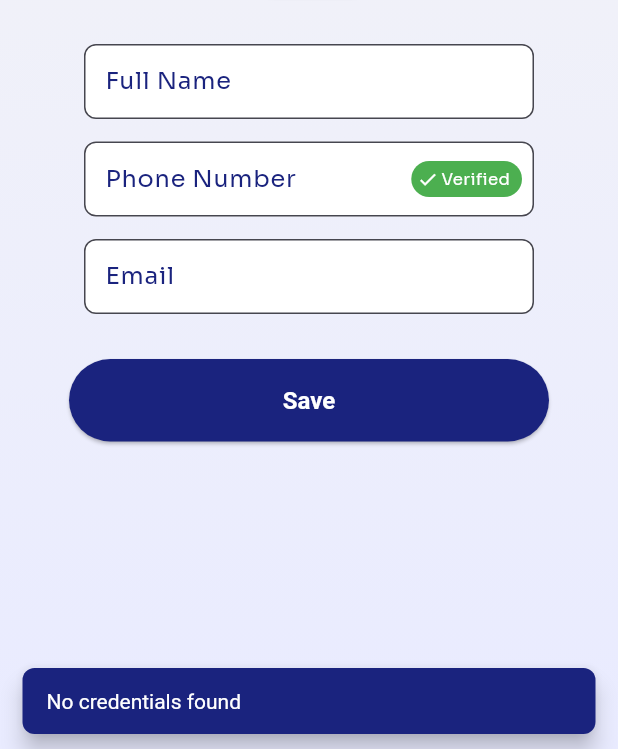
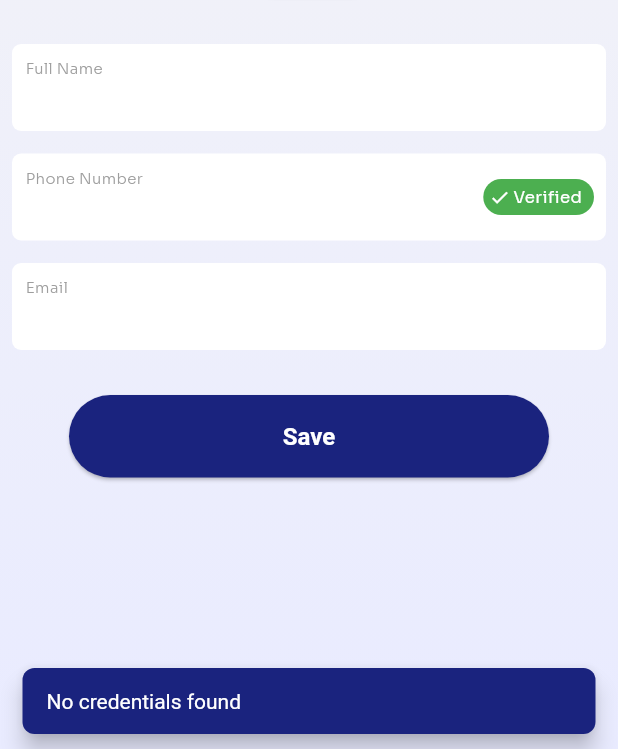
Before and after one commit to mdarafat1570/K-PathShala, a Flutter app: the Profile screen opened directly, on a phone screen of 412 x 824 dp, the part 487-1236 px from its top. Run offline on Flutter 3.47's test engine with Material 3 defaults, Android fonts, the phone set to English and light mode, and no system bars; our stand-ins replace device_info_plus, device_preview, firebase_auth, firebase_core, flutter_svg, fluttertoast and 11 more; missing offline and left inert: android_intent_plus, custom_button_builder, flutter_facebook_auth, flutter_sslcommerz; accounts and stored records are empty.

Commit message:
Common TextField added

```diff
--- a/lib/app_base/common_imports.dart
+++ b/lib/app_base/common_imports.dart
@@ -8,3 +8,4 @@ export 'package:kpathshala/view/common_widget/custom_text.dart.dart';
 export 'package:kpathshala/view/common_widget/common_slide_navigation_push.dart';
 export 'package:kpathshala/view/common_widget/custom_background.dart';
 export 'package:kpathshala/view/common_widget/common_bottom_sheet.dart';
+export 'package:kpathshala/view/common_widget/custom_textfield.dart';
--- a/lib/view/common_widget/common_page.dart
+++ b/lib/view/common_widget/common_page.dart
@@ -1,7 +1,4 @@
-import 'package:flutter/material.dart';
-import 'package:kpathshala/app_theme/app_color.dart';
-import 'package:kpathshala/view/common_widget/common_button_add.dart';
-import 'package:kpathshala/view/common_widget/custom_textfield.dart';
+import 'package:kpathshala/app_base/common_imports.dart';
 
 class ButtonVariations extends StatefulWidget {
   const ButtonVariations({super.key});
@@ -57,10 +54,10 @@ class ButtonVariationsState extends State<ButtonVariations> {
               ),
               Padding(
                 padding: const EdgeInsets.all(8.0),
-                child: customTextField(
+                child: CustomTextField(
                   controller: myController,
                   label: "Mobile Number",
-                  hintText: "Enter your mobile number",
+                  // hintText: "Enter your mobile number",
                   errorMessage: errorMessage,
                   onChanged: (value) {
                     setState(() {
--- a/lib/view/common_widget/custom_textfield.dart
+++ b/lib/view/common_widget/custom_textfield.dart
@@ -1,46 +1,125 @@
-import 'package:kpathshala/app_base/common_imports.dart';
+import 'package:flutter/material.dart';
+import 'package:flutter/services.dart';
+import 'package:gap/gap.dart';
 
-Widget customTextField({
-  required TextEditingController controller,
-  required String label,
-  String? hintText,
-  String? errorMessage,
-  bool obscureText = false,
-  TextInputType keyboardType = TextInputType.text,
-  ValueChanged<String>? onChanged,
-  double? width,
-  double? height,
-}) {
-  return SizedBox(
-    width: width,
-    height: height,
-    child: TextField(
-      controller: controller,
-      obscureText: obscureText,
-      keyboardType: keyboardType,
-      onChanged: onChanged,
-      decoration: InputDecoration(
-        labelText: label,
-        hintText: hintText,
-        errorText: errorMessage,
-        border: OutlineInputBorder(
-          borderRadius: BorderRadius.circular(8.0),
-          borderSide: BorderSide(
-            color: errorMessage == null ? Colors.grey : Colors.red,
-            width: 0.1,
+class CustomTextField extends StatelessWidget {
+  final bool isEnabled;
+  final bool isObscure;
+  final String? label;
+  final String? errorMessage;
+  final String? initialValue;
+  final int? maxLength;
+  final int? maxLines;
+  final double? fontSize;
+  final TextEditingController? controller;
+  final TextInputType keyboardType;
+  final List<TextInputFormatter>? inputFormatter;
+  final Widget? suffixIcon;
+  final String? prefix;
+  final Widget? prefixIcon;
+  final Function(String)? onChanged;
+
+  const CustomTextField({
+    super.key,
+    this.isEnabled = true,
+    this.label,
+    this.errorMessage,
+    this.initialValue,
+    this.maxLength,
+    this.maxLines,
+    this.fontSize = 16,
+    this.controller,
+    this.keyboardType = TextInputType.text,
+    this.inputFormatter,
+    this.isObscure = false,
+    this.suffixIcon,
+    this.prefix,
+    this.prefixIcon,
+    this.onChanged,
+  });
+
+  @override
+  Widget build(BuildContext context) {
+    return Column(
+      crossAxisAlignment: CrossAxisAlignment.start,
+      children: [
+        Container(
+          decoration: BoxDecoration(
+            color: Colors.white,
+            borderRadius: BorderRadius.circular(6.0),
+            border: Border.all(
+              color: (errorMessage != null && errorMessage!.isNotEmpty)
+                  ? Colors.red
+                  : Colors.transparent,
+              width: 1.0,
+            ),
+          ),
+          child: Padding(
+            padding: const EdgeInsets.all(8.0),
+            child: Column(
+              crossAxisAlignment: CrossAxisAlignment.start,
+              children: [
+                if (label != null)
+                Text(
+                  label ?? '',
+                  style: const TextStyle(
+                      fontSize: 10.0,
+                      color: Colors.grey,
+                      fontWeight: FontWeight.w300),
+                ),
+                if (label != null)
+                const Gap(2),
+                TextFormField(
+                  enabled: isEnabled,
+                  initialValue: initialValue,
+                  controller: controller,
+                  keyboardType: keyboardType,
+                  obscureText: isObscure,
+                  onChanged: onChanged,
+                  maxLength: maxLength,
+                  maxLines: maxLines,
+                  decoration: InputDecoration(
+                    contentPadding: EdgeInsets.zero,
+                    isDense: true,
+                    filled: true,
+                    fillColor: Colors.white,
+                    border: InputBorder.none,
+                    enabledBorder: InputBorder.none,
+                    focusedBorder: InputBorder.none,
+                    errorBorder: InputBorder.none,
+                    disabledBorder: InputBorder.none,
+                    suffix: suffixIcon,
+                    prefixText: prefix,
+                    prefixIcon: prefixIcon,
+                    prefixIconConstraints:const BoxConstraints(
+                      minHeight: 0,
+                      minWidth: 0,
+                    ),
+                    counterText: '',
+                  ),
+                  style: TextStyle(
+                    color: isEnabled ? Colors.black : Colors.grey,
+                    fontSize: fontSize,
+                    fontWeight: FontWeight.w400,
+                  ),
+                  inputFormatters:inputFormatter,
+                ),
+              ],
+            ),
           ),
         ),
-        focusedBorder: OutlineInputBorder(
-          borderRadius: BorderRadius.circular(8.0),
-          borderSide: BorderSide(
-            color: errorMessage == null ? Colors.blue : Colors.red,
-            width: 0.1,
+        if (errorMessage != null && errorMessage!.isNotEmpty)
+          Padding(
+            padding: const EdgeInsets.symmetric(horizontal: 8.0, vertical: 4),
+            child: Text(
+              errorMessage ?? '',
+              style: const TextStyle(
+                fontSize: 10,
+                color: Colors.red,
+              ),
+            ),
           ),
-        ),
-        fillColor: Colors.white,
-        filled: true,
-        contentPadding: const EdgeInsets.symmetric(vertical: 15.0, horizontal: 10.0),
-      ),
-    ),
-  );
+      ],
+    );
+  }
 }
--- a/lib/view/courses_page/courses.dart
+++ b/lib/view/courses_page/courses.dart
@@ -21,7 +21,7 @@ class _CoursesState extends State<Courses> {
         child: Column(
           children: [
             const Center(child: Text("Playground")),
-            const Gap(20),
+            const  Gap(20),
             const CustomTextField2(
               label: "Full Name",
               errorMessage: "This Is A Error Message",
--- a/lib/view/login_signup_age/registration_and_login_page.dart
+++ b/lib/view/login_signup_page/registration_and_login_page.dart
@@ -10,7 +10,7 @@ import 'package:kpathshala/model/log_in_credentials.dart';
 import 'package:kpathshala/model/registration_api_response_model.dart';
 import 'package:kpathshala/repository/authentication_repository.dart';
 import 'package:kpathshala/repository/sign_in_methods.dart';
-import 'package:kpathshala/view/login_signup_age/otp_verify_page.dart';
+import 'package:kpathshala/view/login_signup_page/otp_verify_page.dart';
 import 'package:kpathshala/view/navigation_bar_page/navigation_bar.dart';
 import 'package:kpathshala/view/profile_page/profile_edit.dart';
 import 'package:kpathshala/view/common_widget/common_loading_indicator.dart';
@@ -105,17 +105,37 @@ class _RegistrationPageState extends State<RegistrationPage> {
                     ],
                   ),
                   const SizedBox(height: 30),
-                  IntlPhoneField(
+                  // IntlPhoneField(
+                  //   controller: mobileNumberController,
+                  //   style: const TextStyle(color: AppColor.navyBlue),
+                  //   decoration: _inputDecoration(),
+                  //   initialCountryCode: 'BD', // For Bangladesh
+                  //   onChanged: (phone) {
+                  //     setState(() {
+                  //       errorMessage = phone.number.isEmpty
+                  //           ? "Mobile number is required"
+                  //           : null;
+                  //     });
+                  //   },
+                  // ),
+                  CustomTextField(
                     controller: mobileNumberController,
-                    style: const TextStyle(color: AppColor.navyBlue),
-                    decoration: _inputDecoration(),
-                    initialCountryCode: 'BD', // For Bangladesh
-                    onChanged: (phone) {
-                      setState(() {
-                        errorMessage = phone.number.isEmpty
-                            ? "Mobile number is required"
-                            : null;
-                      });
+                    fontSize: 18,
+                    maxLength: 11,
+                    prefixIcon:const Text(
+                      "+88 ",
+                      style: TextStyle(fontSize: 18),
+                    ),
+                    errorMessage: errorMessage,
+                    onChanged: (_){
+                      if (mobileNumberController.text.isNotEmpty){
+                        errorMessage = null;
+                        setState(() {});
+                      } else if(mobileNumberController.text.isEmpty){
+                        setState(() {
+                          errorMessage = "Please provide a valid phone number";
+                        });
+                      }
                     },
                   ),
                   const SizedBox(height: 15),
@@ -124,14 +144,13 @@ class _RegistrationPageState extends State<RegistrationPage> {
                     width: double.maxFinite,
                     child: ElevatedButton(
                       onPressed: () {
-                        if (mobileNumberController.text.isNotEmpty) {
-                          String rawNumber = mobileNumberController.text;
-
-                          if (rawNumber.length == 10) {
-                            rawNumber = '0$rawNumber';
-                          }
-
+                        String rawNumber = mobileNumberController.text;
+                        if (rawNumber.isNotEmpty && rawNumber.length == 11) {
                           sendOtp(mobileNumber: rawNumber);
+                        } else if (rawNumber.length <11){
+                          setState(() {
+                            errorMessage = "Please provide a valid phone number";
+                          });
                         } else {
                           setState(() {
                             errorMessage = "Mobile number is required";
@@ -281,7 +300,7 @@ class _RegistrationPageState extends State<RegistrationPage> {
         mobile: mobile,
         token: token,
       ));
-      if (mounted){
+      if (mounted) {
         if (apiResponse.data?.mobileVerified == false) {
           slideNavigationPushAndRemoveUntil(
               Profile(deviceId: deviceId, isFromGmailOrFacebookLogin: true),
--- a/lib/view/profile_page/profile_edit.dart
+++ b/lib/view/profile_page/profile_edit.dart
@@ -5,12 +5,11 @@ import 'package:image_picker/image_picker.dart';
 import 'package:kpathshala/model/api_response_models/user_update_success_response.dart';
 import 'package:kpathshala/model/log_in_credentials.dart';
 import 'package:kpathshala/repository/authentication_repository.dart';
-import 'package:kpathshala/view/login_signup_age/otp_verify_page.dart';
+import 'package:kpathshala/view/login_signup_page/otp_verify_page.dart';
 import 'package:kpathshala/view/navigation_bar_page/navigation_bar.dart';
 import 'package:kpathshala/view/profile_page/utils.dart';
 import 'package:kpathshala/app_base/common_imports.dart';
 import 'package:kpathshala/view/common_widget/common_loading_indicator.dart';
-import 'package:kpathshala/view/common_widget/custom_textfield.dart';
 import 'package:velocity_x/velocity_x.dart';
 
 class Profile extends StatefulWidget {
@@ -53,7 +52,7 @@ class _ProfileState extends State<Profile> {
       _mobileController.text = credentials.mobile ?? "";
       _networkImageUrl = credentials.imagesAddress ?? "";
       setState(() {});
-    } else {
+    } else if (mounted){
       ScaffoldMessenger.of(context).showSnackBar(
         const SnackBar(content: Text("No credentials found")),
       );
@@ -144,23 +143,19 @@ class _ProfileState extends State<Profile> {
                 ],
               ),
               const SizedBox(height: 30),
-              customTextField(
+              CustomTextField(
                 controller: _nameController,
                 label: "Full Name",
-                width: 300.0,
-                height: 50,
                 errorMessage: _nameError, // Show name validation error
               ),
               const SizedBox(height: 15),
               Stack(
                 alignment: Alignment.centerRight,
                 children: [
-                  customTextField(
+                  CustomTextField(
                     controller: _mobileController,
                     label: "Phone Number",
-                    width: 300.0,
-                    height: 50.0,
-                    errorMessage: _phoneError, // Show phone validation error
+                    errorMessage: _phoneError,
                   ),
                   Positioned(
                     right: 8.0,
@@ -222,11 +217,9 @@ class _ProfileState extends State<Profile> {
                 ],
               ),
               const SizedBox(height: 15),
-              customTextField(
+              CustomTextField(
                 controller: _emailController,
                 label: "Email",
-                width: 300.0,
-                height: 50.0,
                 errorMessage: _emailError,
               ),
               const SizedBox(height: 30),
@@ -342,7 +335,9 @@ class _ProfileState extends State<Profile> {
           } else {
             log("No credentials found to update");
           }
-          slideNavigationPushAndRemoveUntil(const Navigation(), context);
+          if (mounted){
+            slideNavigationPushAndRemoveUntil(const Navigation(), context);
+          }
         } else {
           ScaffoldMessenger.of(context).showSnackBar(
             SnackBar(
--- a/lib/view/profile_page/profile_screen_main.dart
+++ b/lib/view/profile_page/profile_screen_main.dart
@@ -5,7 +5,7 @@ import 'package:kpathshala/model/profile_model/profile_get_data_model.dart';
 import 'package:kpathshala/repository/authentication_repository.dart';
 import 'package:kpathshala/repository/payment/profile_get_data_repository.dart';
 import 'package:kpathshala/view/common_widget/common_loading_indicator.dart';
-import 'package:kpathshala/view/login_signup_age/registration_and_login_page.dart';
+import 'package:kpathshala/view/login_signup_page/registration_and_login_page.dart';
 import 'package:kpathshala/view/payment_page/payment_history.dart';
 import 'package:kpathshala/view/profile_page/profile_edit.dart';
 
--- a/lib/view/splash_screen.dart
+++ b/lib/view/splash_screen.dart
@@ -4,9 +4,9 @@ import 'package:flutter/material.dart';
 import 'package:kpathshala/app_theme/app_color.dart';
 import 'package:kpathshala/model/log_in_credentials.dart';
 import 'package:kpathshala/repository/authentication_repository.dart';
+import 'package:kpathshala/view/login_signup_page/registration_and_login_page.dart';
 import 'package:kpathshala/view/navigation_bar_page/navigation_bar.dart';
 
-import 'login_signup_age/registration_and_login_page.dart';
 
 class SplashScreen extends StatefulWidget {
   const SplashScreen({super.key});
```
Also changed, not shown: lib/view/login_signup_page/otp_verify_page.dart (renamed from lib/view/login_signup_age/otp_verify_page.dart).
